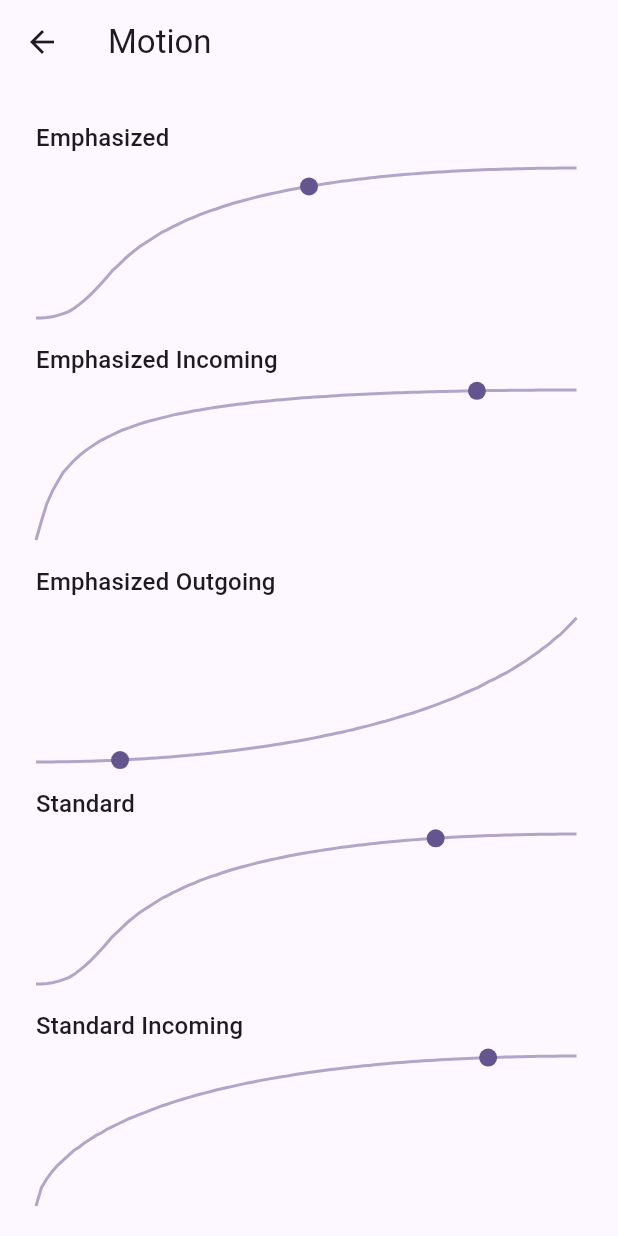
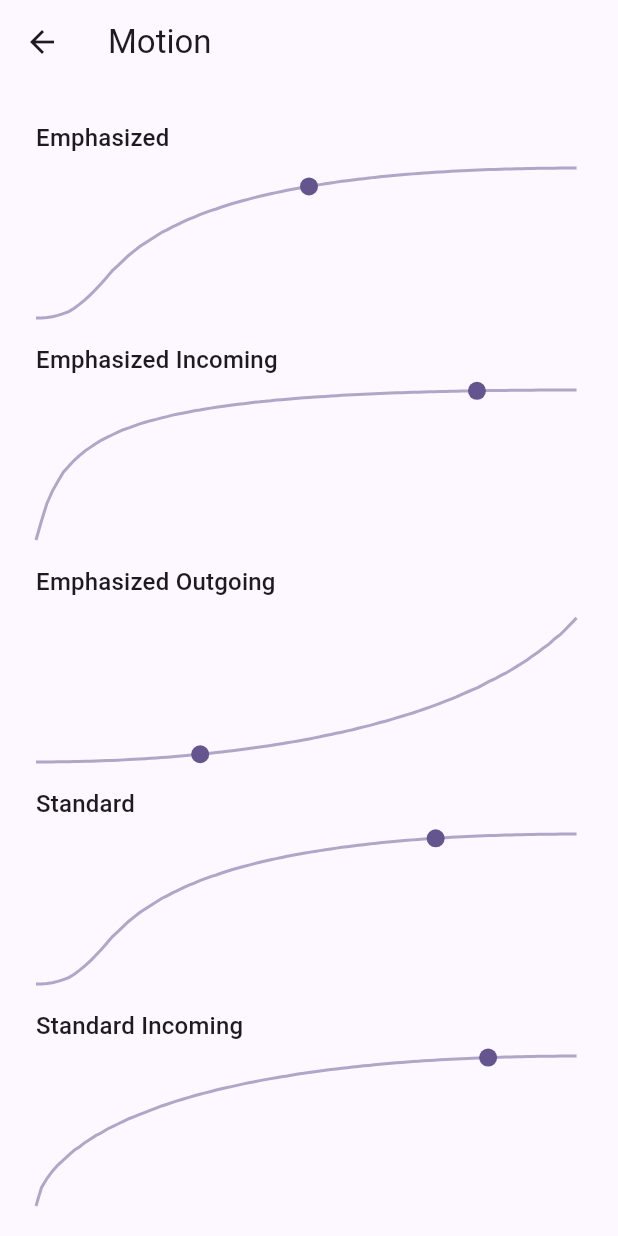
Before and after one commit to fluttely/material_design, a Flutter app: the MotionPage screen opened directly, on a phone screen of 412 x 824 dp. Run offline on Flutter 3.47's test engine with Material 3 defaults, Android fonts, the phone set to English and light mode, and no system bars.

Commit message:
## 0.2.5
- **Refactor:** The `MaterialMotionToken` has been renamed to `MotionScheme` to better align with the Material Design 3 specifications.
- **Feature:** Introduced `MotionDurations` and `MotionEasings` classes to provide more granular control over animation durations and easing curves.
- **Example:** Simplified the elevation page logic and updated the motion page to use the new `MotionScheme`.

```diff
--- a/example/lib/showcase_pages/elevation_page.dart
+++ b/example/lib/showcase_pages/elevation_page.dart
@@ -12,18 +12,11 @@ class ElevationPage extends StatelessWidget {
         padding: const EdgeInsets.all(MaterialSpacing.space24),
         children: const [
           _ElevationShowcase(
-            title: 'Surface Tint Color Only',
-            useSurfaceTint: true,
+            title: 'Surface Tint Color',
             useShadow: false,
           ),
           _ElevationShowcase(
-            title: 'Shadow Only',
-            useSurfaceTint: false,
-            useShadow: true,
-          ),
-          _ElevationShowcase(
             title: 'Surface Tint Color and Shadow',
-            useSurfaceTint: true,
             useShadow: true,
           ),
         ],
@@ -35,18 +28,14 @@ class ElevationPage extends StatelessWidget {
 class _ElevationShowcase extends StatelessWidget {
   const _ElevationShowcase({
     required this.title,
-    required this.useSurfaceTint,
     required this.useShadow,
   });
 
   final String title;
-  final bool useSurfaceTint;
   final bool useShadow;
 
   @override
   Widget build(BuildContext context) {
-    final colorScheme = Theme.of(context).colorScheme;
-
     // Static elevation levels to showcase
     final elevationLevels = [
       (MaterialElevation.level0, 'Level 0', '0%'),
@@ -83,14 +72,15 @@ class _ElevationShowcase extends StatelessWidget {
               final levelName = entry.value.$2;
               final levelPercent = entry.value.$3;
 
-              final surfaceColor = useSurfaceTint
-                  ? MaterialTonalColor.fromElevation(context, elevation)
-                  : colorScheme.surface;
+              final surfaceColor = MaterialTonalColor.fromElevation(
+                context,
+                elevation,
+              );
 
               final shadows = useShadow ? shadowLevels[index] : <BoxShadow>[];
 
               return Container(
-                width: 120,
+                width: double.infinity,
                 height: 120,
                 decoration: ShapeDecoration(
                   color: surfaceColor,
--- a/example/lib/showcase_pages/motion_page.dart
+++ b/example/lib/showcase_pages/motion_page.dart
@@ -52,7 +52,7 @@ class _MotionShowcase extends StatefulWidget {
   });
 
   final String title;
-  final MaterialMotionToken motionToken;
+  final MotionScheme motionToken;
 
   @override
   State<_MotionShowcase> createState() => _MotionShowcaseState();
--- a/lib/src/tokens/animation/motion.dart
+++ b/lib/src/tokens/animation/motion.dart
@@ -4,16 +4,20 @@
 
 import 'package:flutter/animation.dart';
 
-/// Represents a Material Design 3 motion token, combining duration and easing.
+/// Represents a Material Design 3 motion scheme, combining duration and easing.
 ///
 /// This class encapsulates the two core components of an M3 animation:
 /// - [duration]: How long the animation runs.
 /// - [curve]: The easing curve that defines the rate of change over time.
 ///
+/// While Material Design 3 specifies duration and easing tokens separately,
+/// this class provides a convenient way to group them for direct use in
+/// Flutter animations.
+///
 /// See: https://m3.material.io/styles/motion/easing-and-duration/tokens-specs
-class MaterialMotionToken {
-  /// Creates a motion token with a specific duration and curve.
-  const MaterialMotionToken(this.duration, this.curve);
+class MotionScheme {
+  /// Creates a motion scheme with a specific duration and curve.
+  const MotionScheme(this.duration, this.curve);
 
   /// The total time the animation will take.
   final Duration duration;
@@ -21,7 +25,7 @@ class MaterialMotionToken {
   /// The easing curve for the animation.
   final Curve curve;
 
-  /// Creates a [Tween] for this motion token, animating between [begin] and [end].
+  /// Creates a [Tween] for this motion scheme, animating between [begin] and [end].
   ///
   /// This is a convenience method for creating a [CurveTween] that can be
   /// chained with another tween (like [Tween<double>]) and driven by an
@@ -41,66 +45,154 @@ class MaterialMotionToken {
 /// These tokens provide standardized duration and easing values for creating
 /// consistent and natural-feeling animations across the application.
 ///
-/// Instead of using fixed durations, M3 motion is defined by a combination of
-/// duration and an easing curve, represented here by the [MaterialMotionToken] class.
+/// This class provides pre-combined [MotionScheme]s for convenience, built
+/// from the granular [MotionDurations] and [MotionEasings] tokens.
 ///
 /// See: https://m3.material.io/styles/motion/easing-and-duration/applying-easing-and-duration
 abstract final class MaterialMotion {
-  // --- Emphasized Easing ---
+  // --- Emphasized MaterialMotion ---
   // For transitions of large-scale elements and hero moments.
 
-  /// Emphasized easing for elements that are on-screen at the start and end.
-  /// Duration: 500ms. Curve: Emphasized.
-  static const MaterialMotionToken emphasized = MaterialMotionToken(
-    Duration(milliseconds: 500),
-    Cubic(0.2, 0, 0, 1),
+  /// Emphasized motion for elements that are on-screen at the start and end.
+  /// Duration: `long2` (500ms). Curve: `emphasized`.
+  static const MotionScheme emphasized = MotionScheme(
+    MotionDurations.long2,
+    MotionEasings.emphasized,
   );
 
-  /// Emphasized easing for elements that are entering the screen.
-  /// Duration: 450ms. Curve: Emphasized Decelerate.
-  static const MaterialMotionToken emphasizedIncoming = MaterialMotionToken(
-    Duration(milliseconds: 450),
-    Cubic(0.05, 0.7, 0.1, 1),
+  /// Emphasized motion for elements that are entering the screen.
+  /// Duration: `long1` (450ms). Curve: `emphasizedDecelerate`.
+  static const MotionScheme emphasizedIncoming = MotionScheme(
+    MotionDurations.long1,
+    MotionEasings.emphasizedDecelerate,
   );
 
-  /// Emphasized easing for elements that are exiting the screen.
-  /// Duration: 200ms. Curve: Emphasized Accelerate.
-  static const MaterialMotionToken emphasizedOutgoing = MaterialMotionToken(
-    Duration(milliseconds: 200),
-    Cubic(0.3, 0, 0.8, 0.15),
+  /// Emphasized motion for elements that are exiting the screen.
+  /// Duration: `short3` (200ms). Curve: `emphasizedAccelerate`.
+  static const MotionScheme emphasizedOutgoing = MotionScheme(
+    MotionDurations.short3,
+    MotionEasings.emphasizedAccelerate,
   );
 
-  // --- Standard Easing ---
+  // --- Standard MaterialMotion ---
   // For standard, functional transitions of smaller components.
 
-  /// Standard easing for elements that are on-screen at the start and end.
-  /// Duration: 300ms. Curve: Standard.
-  static const MaterialMotionToken standard = MaterialMotionToken(
-    Duration(milliseconds: 300),
-    Cubic(0.2, 0, 0, 1),
+  /// Standard motion for elements that are on-screen at the start and end.
+  /// Duration: `medium2` (300ms). Curve: `standard`.
+  static const MotionScheme standard = MotionScheme(
+    MotionDurations.medium2,
+    MotionEasings.standard,
   );
 
-  /// Standard easing for elements that are entering the screen.
-  /// Duration: 250ms. Curve: Standard Decelerate.
-  static const MaterialMotionToken standardIncoming = MaterialMotionToken(
-    Duration(milliseconds: 250),
-    Cubic(0, 0, 0, 1),
+  /// Standard motion for elements that are entering the screen.
+  /// Duration: `medium1` (250ms). Curve: `standardDecelerate`.
+  static const MotionScheme standardIncoming = MotionScheme(
+    MotionDurations.medium1,
+    MotionEasings.standardDecelerate,
   );
 
-  /// Standard easing for elements that are exiting the screen.
-  /// Duration: 150ms. Curve: Standard Accelerate.
-  static const MaterialMotionToken standardOutgoing = MaterialMotionToken(
-    Duration(milliseconds: 150),
-    Cubic(0.3, 0, 1, 1),
+  /// Standard motion for elements that are exiting the screen.
+  /// Duration: `short4` (150ms). Curve: `standardAccelerate`.
+  static const MotionScheme standardOutgoing = MotionScheme(
+    MotionDurations.short4,
+    MotionEasings.standardAccelerate,
   );
 
-  // --- Legacy Easing ---
-  // For compatibility or specific cases where linear motion is needed.
+  // --- Utility MaterialMotion ---
 
-  /// A linear interpolation curve.
-  /// Duration: 200ms. Curve: Linear.
-  static const MaterialMotionToken linear = MaterialMotionToken(
-    Duration(milliseconds: 200),
-    Curves.linear,
+  /// A linear interpolation scheme. Not part of the core M3 token set, but
+  /// useful for specific cases.
+  /// Duration: `short3` (200ms). Curve: `linear`.
+  static const MotionScheme linear = MotionScheme(
+    MotionDurations.short3,
+    MotionEasings.linear,
   );
 }
+
+/// Material Design 3 motion duration tokens.
+///
+/// These tokens define standardized durations for animations, ensuring a
+/// consistent pace across the application.
+///
+/// See: https://m3.material.io/styles/motion/easing-and-duration/tokens-specs
+abstract final class MotionDurations {
+  /// 50ms
+  static const Duration short1 = Duration(milliseconds: 50);
+
+  /// 100ms
+  static const Duration short2 = Duration(milliseconds: 100);
+
+  /// 150ms
+  static const Duration short3 = Duration(milliseconds: 150);
+
+  /// 200ms
+  static const Duration short4 = Duration(milliseconds: 200);
+
+  /// 250ms
+  static const Duration medium1 = Duration(milliseconds: 250);
+
+  /// 300ms
+  static const Duration medium2 = Duration(milliseconds: 300);
+
+  /// 350ms
+  static const Duration medium3 = Duration(milliseconds: 350);
+
+  /// 400ms
+  static const Duration medium4 = Duration(milliseconds: 400);
+
+  /// 450ms
+  static const Duration long1 = Duration(milliseconds: 450);
+
+  /// 500ms
+  static const Duration long2 = Duration(milliseconds: 500);
+
+  /// 550ms
+  static const Duration long3 = Duration(milliseconds: 550);
+
+  /// 600ms
+  static const Duration long4 = Duration(milliseconds: 600);
+}
+
+/// Material Design 3 motion easing curve tokens.
+///
+/// Easing curves control the rate of change in an animation, giving it a
+/// more natural and physically plausible feel.
+///
+/// See: https://m3.material.io/styles/motion/easing-and-duration/tokens-specs
+abstract final class MotionEasings {
+  // --- Standard Easing ---
+
+  /// The default easing curve, used for most standard transitions.
+  /// Also known as "Emphasized" in the M3 spec.
+  /// `cubic-bezier(0.2, 0.0, 0.0, 1.0)`
+  static const Curve standard = Cubic(0.2, 0, 0, 1);
+
+  /// Decelerate curve for elements entering the screen.
+  /// `cubic-bezier(0.0, 0.0, 0.0, 1.0)`
+  static const Curve standardDecelerate = Cubic(0, 0, 0, 1);
+
+  /// Accelerate curve for elements exiting the screen.
+  /// `cubic-bezier(0.3, 0.0, 1.0, 1.0)`
+  static const Curve standardAccelerate = Cubic(0.3, 0, 1, 1);
+
+  // --- Emphasized Easing ---
+
+  /// A more expressive curve for hero moments and large-scale transitions.
+  /// Note: This is the same as the `standard` curve.
+  /// `cubic-bezier(0.2, 0.0, 0.0, 1.0)`
+  static const Curve emphasized = Cubic(0.2, 0, 0, 1);
+
+  /// Decelerate curve for emphasized elements entering the screen.
+  /// `cubic-bezier(0.05, 0.7, 0.1, 1.0)`
+  static const Curve emphasizedDecelerate = Cubic(0.05, 0.7, 0.1, 1);
+
+  /// Accelerate curve for emphasized elements exiting the screen.
+  /// `cubic-bezier(0.3, 0.0, 0.8, 0.15)`
+  static const Curve emphasizedAccelerate = Cubic(0.3, 0, 0.8, 0.15);
+
+  // --- Legacy Easing ---
+
+  /// A linear interpolation curve. Not part of the M3 token set but can be
+  /// useful for specific scenarios like progress indicators.
+  static const Curve linear = Curves.linear;
+}
--- a/pubspec.yaml
+++ b/pubspec.yaml
@@ -1,6 +1,7 @@
 name: material_design
 description: "The fastest path to consistent Material Design UIs in Flutter. Build beautiful apps aligned with official metrics and guidelines using a powerful set of ready-to-use design tokens and helper widgets."
-version: 0.2.4
+version: 0.2.5
+# author: Kevin Kobori <https://www.linkedin.com/in/kevin-kobori/>
 homepage: https://github.com/fluttely/material_design
 repository: https://github.com/fluttely/material_design
 
```
Also changed, not shown: example/pubspec.lock, 2 other files.
